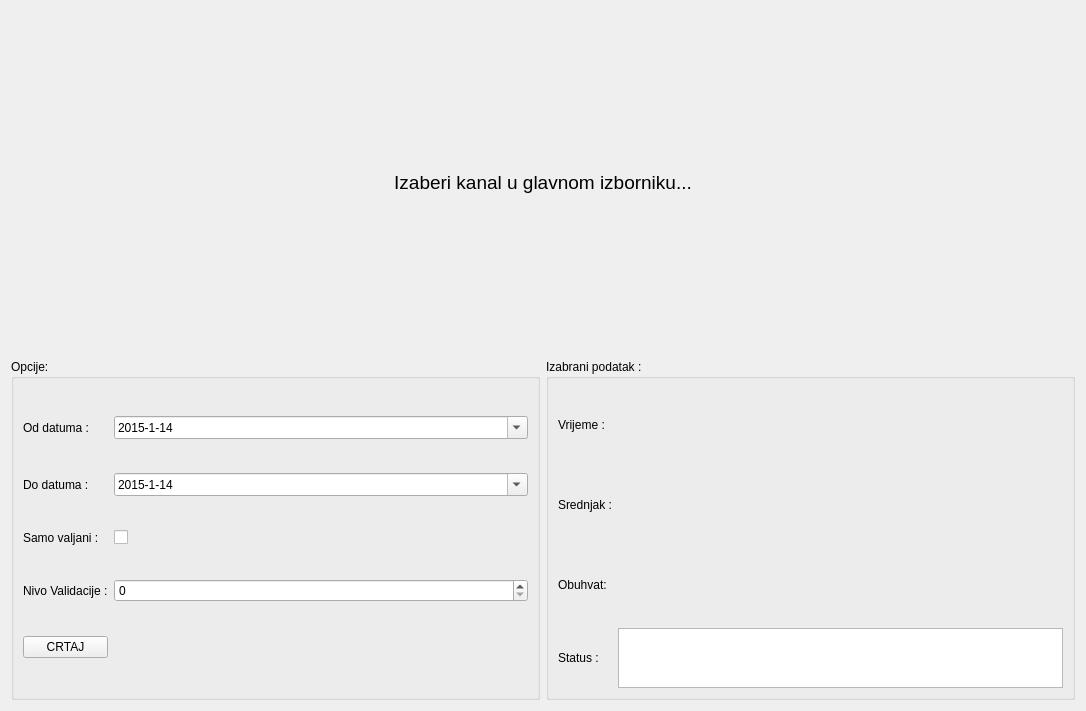
Above: app/view/ui_files/visednevni_prikaz.ui from kluksa/kontrola-podataka before the change. Below: the same form after it.
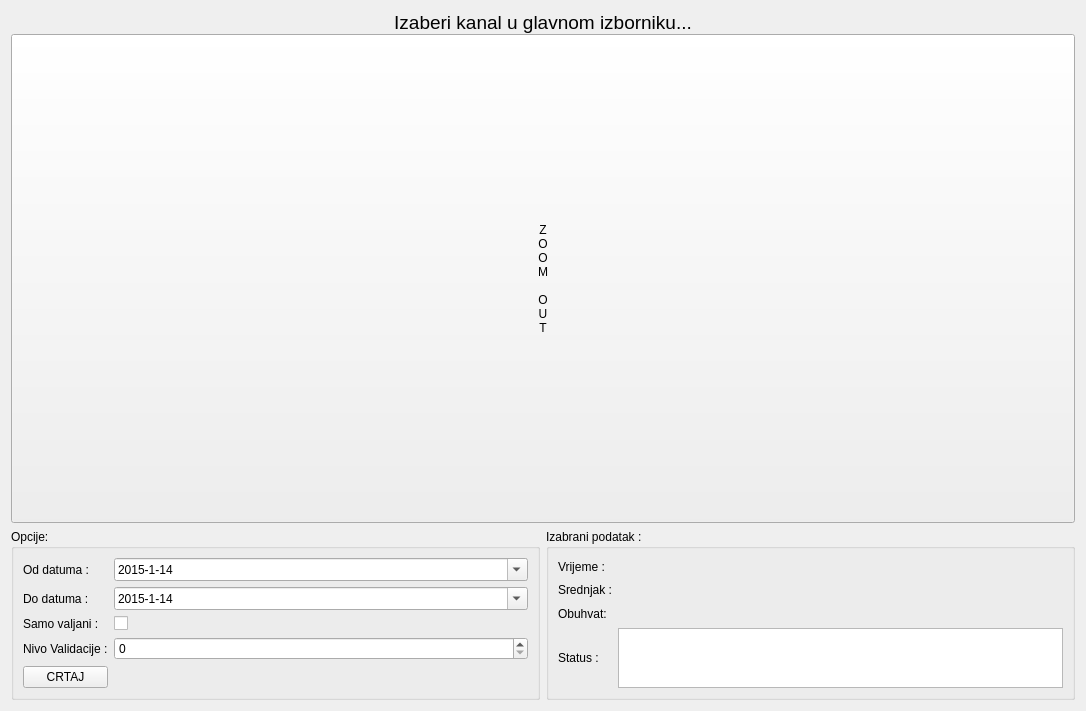
That is the form after the change.

Commit message:
izmjena zoom opcije grafova
- zoom je bindan na middle click i uvijek je aktivan
- implementacija tickova, grida, cursora za span i zero grafove

Diff of the .ui file:
```diff
--- a/app/view/ui_files/visednevni_prikaz.ui
+++ b/app/view/ui_files/visednevni_prikaz.ui
@@ -15,7 +15,10 @@
   </property>
   <layout class="QVBoxLayout" name="verticalLayout_2">
    <item>
-    <layout class="QVBoxLayout" name="grafLayout">
+    <layout class="QVBoxLayout" name="verticalLayout">
+     <property name="spacing">
+      <number>0</number>
+     </property>
      <item>
       <widget class="QLabel" name="glavniLabel">
        <property name="sizePolicy">
@@ -40,6 +43,36 @@
        </property>
       </widget>
      </item>
+     <item>
+      <layout class="QHBoxLayout" name="horizontalLayout_2">
+       <property name="spacing">
+        <number>0</number>
+       </property>
+       <item>
+        <widget class="QPushButton" name="zoomOutRestSatni">
+         <property name="sizePolicy">
+          <sizepolicy hsizetype="Minimum" vsizetype="MinimumExpanding">
+           <horstretch>0</horstretch>
+           <verstretch>0</verstretch>
+          </sizepolicy>
+         </property>
+         <property name="text">
+          <string>Z
+O
+O
+M
+
+O
+U
+T</string>
+         </property>
+        </widget>
+       </item>
+       <item>
+        <layout class="QVBoxLayout" name="grafLayout"/>
+       </item>
+      </layout>
+     </item>
     </layout>
    </item>
    <item>
```
Left out of the diff: 60 changed lines with no effect on the pictures. The commit also changes 12 other files.
